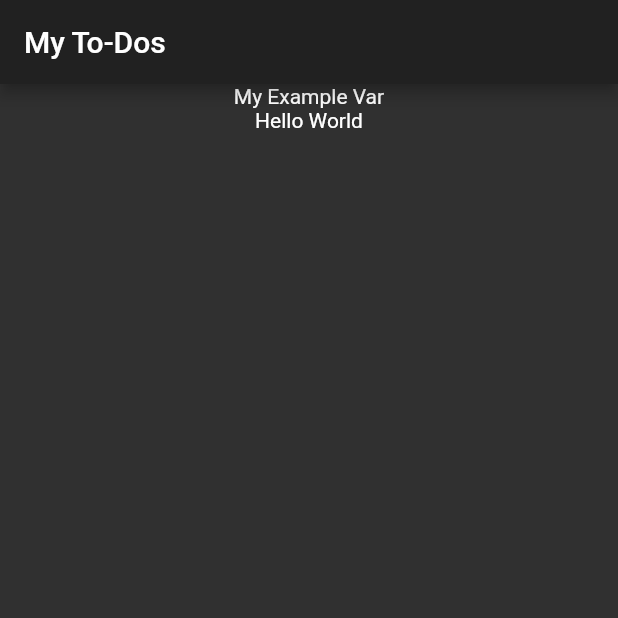
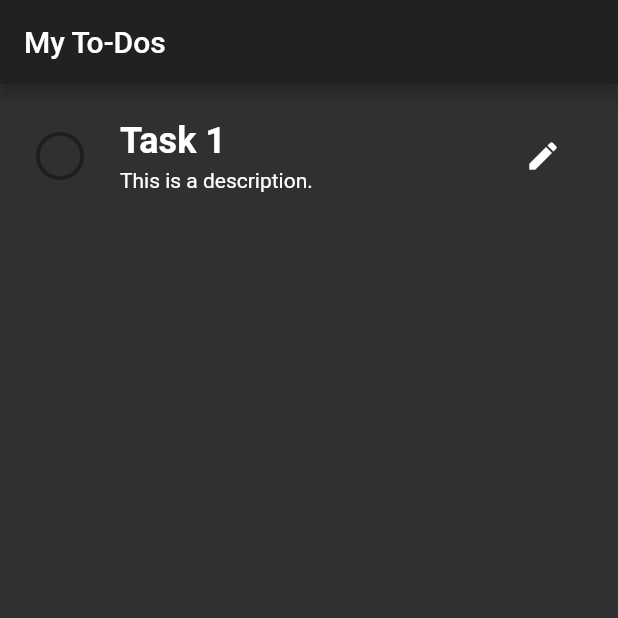
Before and after one commit to zacherygentry/CSE-4322-Project-3, a Flutter app: the screen it shows after launch, on a phone screen of 412 x 824 dp, the top half of it. Run offline on Flutter 3.47's test engine with Material 2 defaults, Android fonts, the phone set to English and light mode, and no system bars.

Commit message:
Added stateless widget for todo items. Widget has 2 callback functions for completing todo item and editing todo item. Those functions are not implemented in the parent class.

```diff
--- a/lib/models/Todo.dart
+++ b/lib/models/Todo.dart
@@ -2,10 +2,12 @@ class Todo {
   final String title;
   final String description;
   final DateTime dateCreated;
+  bool isCompleted;
 
   Todo({
     this.title,
     this.description,
     this.dateCreated,
+    this.isCompleted = false
   });
 }
--- a/lib/views/HomePage.dart
+++ b/lib/views/HomePage.dart
@@ -1,13 +1,27 @@
 import 'package:flutter/material.dart';
 import 'package:todo_list/constants.dart';
 import 'package:todo_list/widgets/ExampleWidget.dart';
+import 'package:todo_list/widgets/TodoWidget.dart';
+import 'package:todo_list/models/Todo.dart';
 
 class HomePage extends StatefulWidget {
   @override
   _HomePageState createState() => _HomePageState();
 }
 
+
 class _HomePageState extends State<HomePage> {
+
+  // TODO: Add state for classes
+
+  void handleCompletion(){
+    print("COMPLETION TODO!");
+  }
+
+  void handleEdit(){
+    print("EDIT TODO!");
+  }
+
   @override
   Widget build(BuildContext context) {
     return Scaffold(
@@ -16,10 +30,19 @@ class _HomePageState extends State<HomePage> {
       ),
       body: ListView(
         children: <Widget>[
-          ExampleWidget(
-            exampleVar: "My Example Var",
-          ),
-          ExampleWidget(),
+          Column(
+            children: <Widget>[
+              TodoWidget(
+                todo: Todo(title: "Task 1", description: "This is a description.", dateCreated: DateTime.now(),),
+                onMarkComplete: handleCompletion,
+                onEditClick: this.handleEdit,
+              ),
+            ],
+          )
+          // ExampleWidget(
+          //   exampleVar: "My Example Var",
+          // ),
+          // ExampleWidget(),
         ],
       ),
     );
--- /dev/null
+++ b/lib/widgets/TodoWidget.dart
@@ -0,0 +1,84 @@
+import 'package:flutter/material.dart';
+import '../models/Todo.dart';
+
+
+class TodoWidget extends StatelessWidget {
+  final Todo todo;
+  final VoidCallback onEditClick;
+  final VoidCallback onMarkComplete;
+  const TodoWidget({
+    this.todo,
+    this.onEditClick,
+    this.onMarkComplete});
+
+  @override
+  Widget build(BuildContext context) {
+    return Container(
+      decoration: BoxDecoration(
+        shape: BoxShape.rectangle,
+        // color: Colors.red
+      ),
+      child: Padding(
+        padding: const EdgeInsets.symmetric(horizontal: 24, vertical: 24),
+        child: Center(
+          child: Row(
+            mainAxisAlignment: MainAxisAlignment.start,
+            crossAxisAlignment: CrossAxisAlignment.center,
+            children: <Widget>[
+                Container(
+                  margin: EdgeInsets.only(right: 24),
+                  child: InkResponse(
+                    onTap: onMarkComplete,
+                    radius: 24,
+                    child: Container(
+                      width: 32,
+                      height: 32,
+                      child: todo.isCompleted ? Icon(Icons.check) : null,
+                      decoration: BoxDecoration(
+                        color: todo.isCompleted ? Colors.blue : Color(0),
+                        border: Border.all(
+                          width: 2.5,
+                          color: Colors.black38//Color(0xFF757575)
+                        ),
+                        shape: BoxShape.circle
+                      ),
+                    ),
+                  ),
+                ),
+                Expanded(
+                  child: Column(
+                    crossAxisAlignment: CrossAxisAlignment.start,
+                    children: <Widget>[
+                      Text(
+                        todo.title,
+                        style: TextStyle(
+                          fontWeight: FontWeight.bold,
+                          fontSize: 24
+                        ),
+                      ),
+                      SizedBox(height: 4,),
+                      Container(
+                        width: 200,
+                        child: Text(todo.description)
+                      ),
+                    ],
+                  ),
+                ),
+
+                InkWell(
+                  onTap: this.onEditClick,
+                  child: Container(
+                    width: 52,
+                    height: 48,
+                    child: Icon(
+                      Icons.edit,
+                    ),
+                  ),
+                )
+
+          ],),
+        ),
+      )
+    );
+  }
+}
```
